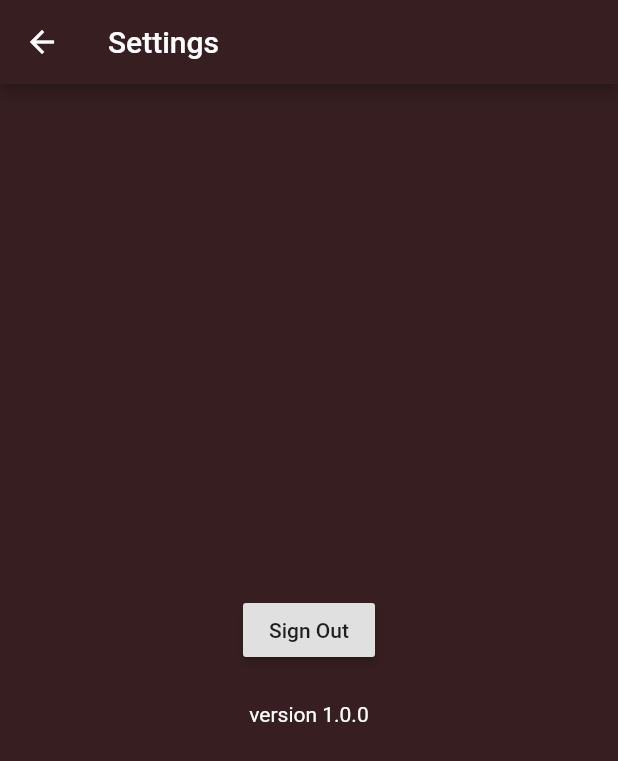
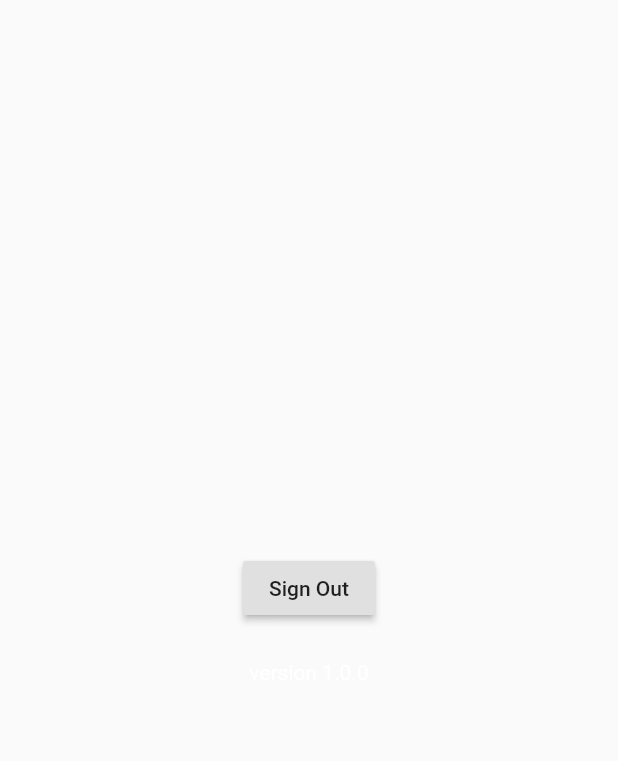
Before and after one commit to elainedb/flutter_registry-helper-for-wizards-unite, a Flutter app: the SettingsPage widget shown alone on an empty page, opened directly, on a phone screen of 412 x 824 dp. Shown: the top 761 px of the screen. Run offline on Flutter 3.47's test engine with Material 2 defaults, Android fonts, the phone set to English and light mode, and no system bars; our stand-ins replace cloud_firestore, firebase_auth, google_sign_in, package_info, scroll_to_index, shared_preferences; accounts and stored records are empty.

Commit message:
make simpler settings page

```diff
--- a/lib/pages/settings.dart
+++ b/lib/pages/settings.dart
@@ -28,11 +28,6 @@ class SettingsPageState extends State<SettingsPage> {
 
   @override
   Widget build(BuildContext context) {
-    return Scaffold(
-      appBar: AppBar(
-        title: Text(widget.title),
-      ),
-      body: Builder(builder: (BuildContext context) {
     return Column(
       mainAxisAlignment: MainAxisAlignment.center,
       children: <Widget>[
@@ -46,9 +41,6 @@ class SettingsPageState extends State<SettingsPage> {
         Center(child: VersionWidget()),
       ],
     );
-      }),
-      backgroundColor: backgroundMaterialColor,
-    );
   }
 
   Future<void> _firebaseSignOut() async {
```
Lines whose indentation alone changed are shown as unchanged.
